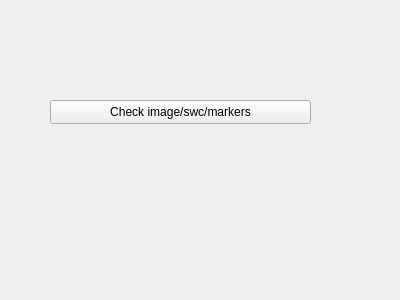
This is v3d_main/serverconnection/csmainwindow.ui in Vaa3D/v3d_external as Qt 5 draws it before an edit. The edited form follows.
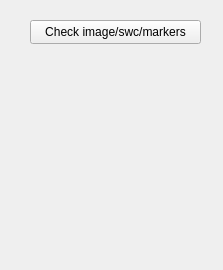
This is the edited form.

Patch:
```diff
--- a/v3d_main/serverconnection/csmainwindow.ui
+++ b/v3d_main/serverconnection/csmainwindow.ui
@@ -6,8 +6,8 @@
    <rect>
     <x>0</x>
     <y>0</y>
-    <width>400</width>
-    <height>300</height>
+    <width>223</width>
+    <height>270</height>
    </rect>
   </property>
   <property name="windowTitle">
@@ -16,9 +16,9 @@
   <widget class="QPushButton" name="checkButton">
    <property name="geometry">
     <rect>
-     <x>50</x>
-     <y>100</y>
-     <width>261</width>
+     <x>30</x>
+     <y>20</y>
+     <width>171</width>
      <height>24</height>
     </rect>
    </property>
```
Left out of the diff: 2 changed lines with no effect on the pictures.
